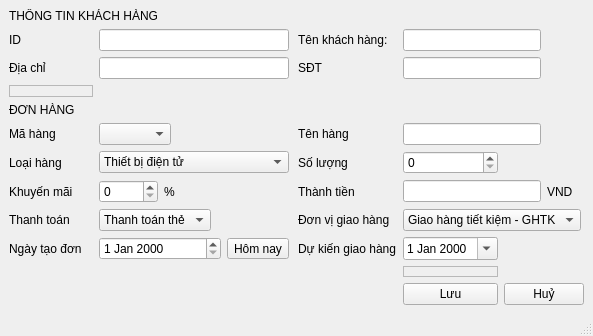
Before: the Qt Designer form taodonhang.ui in si13ncer/DoAnCTDL, drawn with Qt 5.
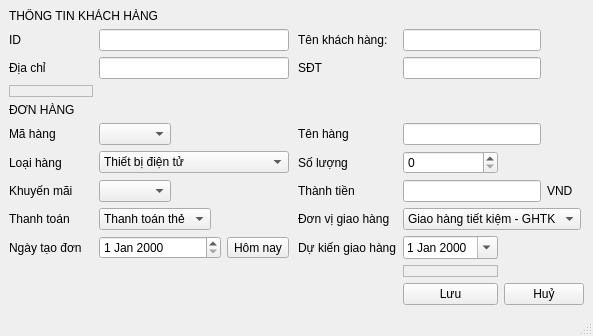
After: the same form once the commit is applied.

What changed in the file:
```diff
--- a/taodonhang.ui
+++ b/taodonhang.ui
@@ -87,9 +87,6 @@
     <item row="5" column="6" colspan="2">
      <widget class="QLineEdit" name="LEditTenhang"/>
     </item>
-    <item row="7" column="1">
-     <widget class="QSpinBox" name="spBKM"/>
-    </item>
     <item row="6" column="5">
      <widget class="QLabel" name="lblSL">
       <property name="text">
@@ -195,13 +192,6 @@
       </item>
      </widget>
     </item>
-    <item row="7" column="2">
-     <widget class="QLabel" name="label_12">
-      <property name="text">
-       <string>%</string>
-      </property>
-     </widget>
-    </item>
     <item row="9" column="4">
      <spacer name="horizontalSpacer_7">
       <property name="orientation">
@@ -456,6 +446,9 @@
       </property>
      </widget>
     </item>
+    <item row="7" column="1">
+     <widget class="QComboBox" name="comboBox"/>
+    </item>
    </layout>
   </widget>
   <widget class="QStatusBar" name="statusbar"/>
```
